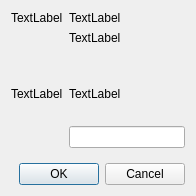
The window that src/libsshqtgui.ui (artoka/libsshqt) describes before a commit, drawn with Qt 5.
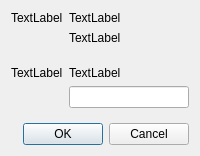
The same window after the commit.

What changed in the file:
```diff
--- a/src/libsshqtgui.ui
+++ b/src/libsshqtgui.ui
@@ -2,16 +2,8 @@
 <ui version="4.0">
  <class>libsshqtgui</class>
  <widget class="QDialog" name="libsshqtgui">
-  <property name="geometry">
-   <rect>
-    <x>0</x>
-    <y>0</y>
-    <width>196</width>
-    <height>196</height>
-   </rect>
-  </property>
   <property name="sizePolicy">
-   <sizepolicy hsizetype="MinimumExpanding" vsizetype="Preferred">
+   <sizepolicy hsizetype="MinimumExpanding" vsizetype="MinimumExpanding">
     <horstretch>0</horstretch>
     <verstretch>0</verstretch>
    </sizepolicy>
@@ -22,6 +14,12 @@
   <layout class="QVBoxLayout" name="verticalLayout">
    <item>
     <widget class="QWidget" name="host_widget" native="true">
+     <property name="sizePolicy">
+      <sizepolicy hsizetype="MinimumExpanding" vsizetype="MinimumExpanding">
+       <horstretch>0</horstretch>
+       <verstretch>0</verstretch>
+      </sizepolicy>
+     </property>
      <layout class="QGridLayout" name="gridLayout_2">
       <property name="leftMargin">
        <number>0</number>
@@ -35,7 +33,7 @@
       <item row="0" column="0" rowspan="3">
        <widget class="QLabel" name="host_icon_label">
         <property name="sizePolicy">
-         <sizepolicy hsizetype="Maximum" vsizetype="Preferred">
+         <sizepolicy hsizetype="Maximum" vsizetype="MinimumExpanding">
           <horstretch>0</horstretch>
           <verstretch>0</verstretch>
          </sizepolicy>
@@ -50,6 +48,12 @@
       </item>
       <item row="0" column="1">
        <widget class="QLabel" name="host_msg_label">
+        <property name="sizePolicy">
+         <sizepolicy hsizetype="MinimumExpanding" vsizetype="Minimum">
+          <horstretch>0</horstretch>
+          <verstretch>0</verstretch>
+         </sizepolicy>
+        </property>
         <property name="text">
          <string>TextLabel</string>
         </property>
@@ -64,7 +68,7 @@
       <item row="1" column="1">
        <widget class="QLabel" name="host_info_label">
         <property name="sizePolicy">
-         <sizepolicy hsizetype="Preferred" vsizetype="Expanding">
+         <sizepolicy hsizetype="MinimumExpanding" vsizetype="MinimumExpanding">
           <horstretch>0</horstretch>
           <verstretch>0</verstretch>
          </sizepolicy>
@@ -82,6 +86,12 @@
    </item>
    <item>
     <widget class="QWidget" name="auth_widget" native="true">
+     <property name="sizePolicy">
+      <sizepolicy hsizetype="MinimumExpanding" vsizetype="MinimumExpanding">
+       <horstretch>0</horstretch>
+       <verstretch>0</verstretch>
+      </sizepolicy>
+     </property>
      <layout class="QGridLayout" name="gridLayout">
       <property name="leftMargin">
        <number>0</number>
@@ -94,6 +104,12 @@
       </property>
       <item row="0" column="0" rowspan="2">
        <widget class="QLabel" name="auth_icon_label">
+        <property name="sizePolicy">
+         <sizepolicy hsizetype="Minimum" vsizetype="MinimumExpanding">
+          <horstretch>0</horstretch>
+          <verstretch>0</verstretch>
+         </sizepolicy>
+        </property>
         <property name="text">
          <string>TextLabel</string>
         </property>
@@ -105,7 +121,7 @@
       <item row="0" column="1">
        <widget class="QLabel" name="auth_msg_label">
         <property name="sizePolicy">
-         <sizepolicy hsizetype="Preferred" vsizetype="Expanding">
+         <sizepolicy hsizetype="MinimumExpanding" vsizetype="MinimumExpanding">
           <horstretch>0</horstretch>
           <verstretch>0</verstretch>
          </sizepolicy>
```
